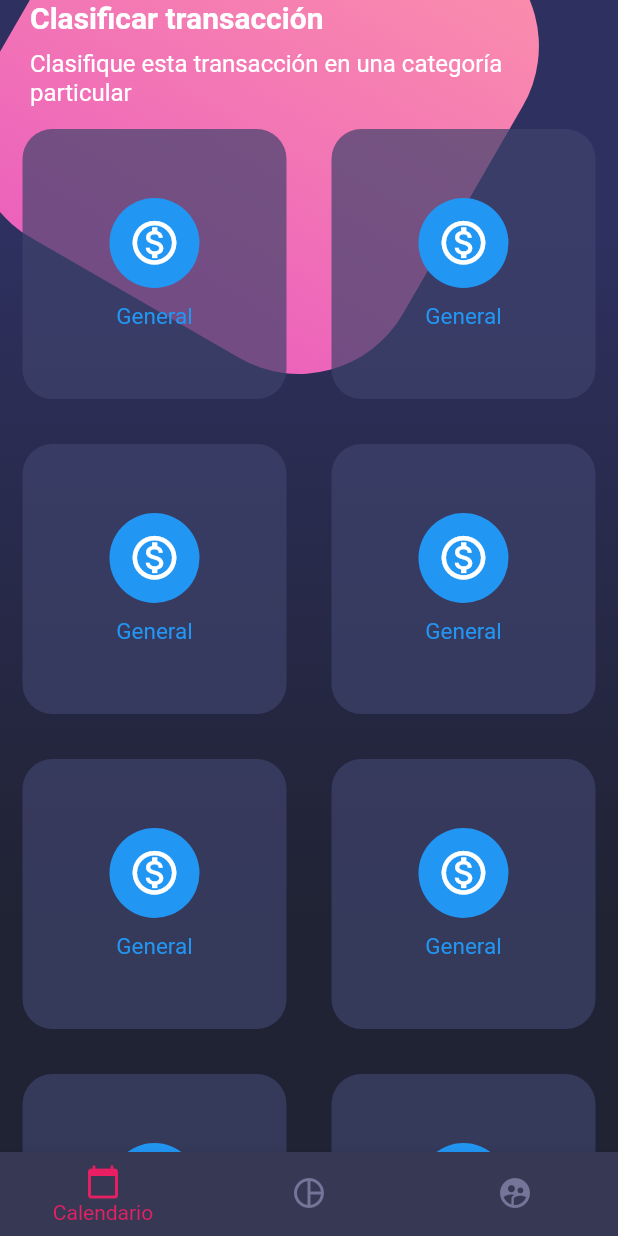
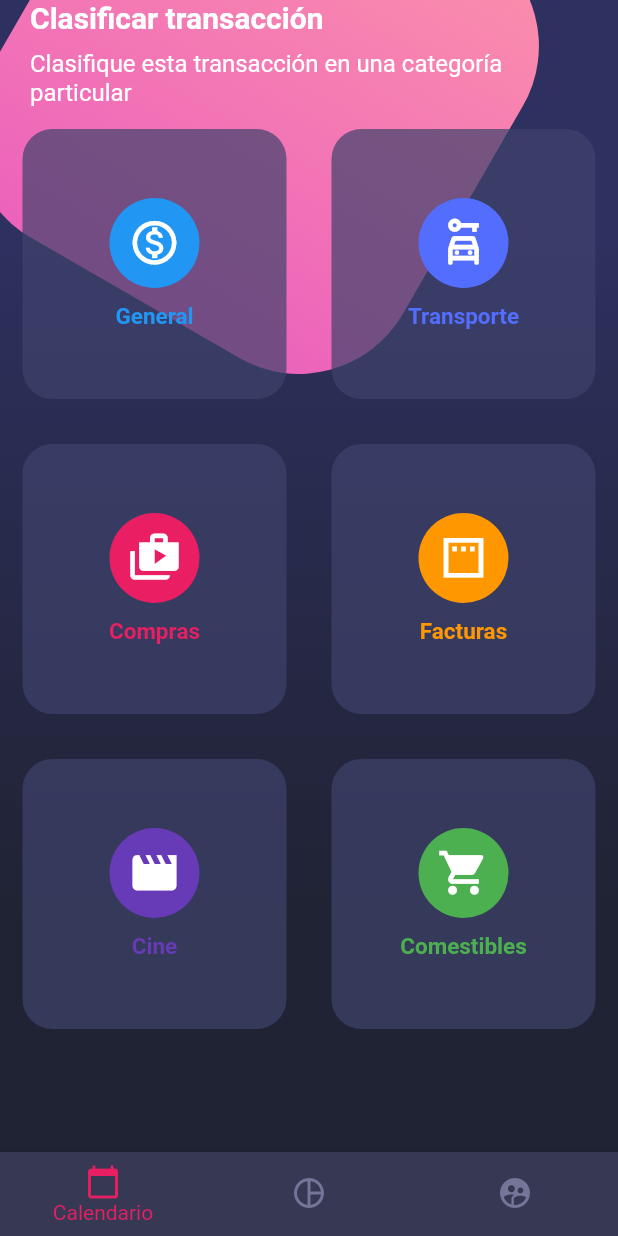
Before and after one commit to diegoarizadev/FlutterUI, a Flutter app: the screen it shows after launch, on a phone screen of 412 x 824 dp. Run offline on Flutter 3.47's test engine with Material 2 defaults, Android fonts, the phone set to English and light mode, and no system bars.

Commit message:
Parametros para la implementacion los Single Cards

```diff
--- a/uiflutter/lib/widgets/card_table.dart
+++ b/uiflutter/lib/widgets/card_table.dart
@@ -8,17 +8,61 @@ class CardTableCustom extends StatelessWidget {
     return Table(
       //Coleccion de Rows
       children: [
-        TableRow(children: [_SingleCard(), _SingleCard()]),
-        TableRow(children: [_SingleCard(), _SingleCard()]),
-        TableRow(children: [_SingleCard(), _SingleCard()]),
-        TableRow(children: [_SingleCard(), _SingleCard()]),
+        TableRow(
+          children: [
+            _SingleCard(
+              color: Colors.blue,
+              icon: Icons.monetization_on_outlined,
+              text: 'General',
+            ),
+            _SingleCard(
+              color: Colors.indigoAccent,
+              icon: Icons.car_rental_outlined,
+              text: 'Transporte',
+            )
+          ],
+        ),
+        TableRow(
+          children: [
+            _SingleCard(
+              color: Colors.pink,
+              icon: Icons.shop_two,
+              text: 'Compras',
+            ),
+            _SingleCard(
+              color: Colors.orange,
+              icon: Icons.padding,
+              text: 'Facturas',
+            )
+          ],
+        ),
+        TableRow(
+          children: [
+            _SingleCard(
+              color: Colors.deepPurple,
+              icon: Icons.movie,
+              text: 'Cine',
+            ),
+            _SingleCard(
+              color: Colors.green,
+              icon: Icons.local_grocery_store,
+              text: 'Comestibles',
+            )
+          ],
+        ),
       ],
     );
   }
 }
 
 class _SingleCard extends StatelessWidget {
-  const _SingleCard({Key? key}) : super(key: key);
+  final IconData icon;
+  final Color color;
+  final String text;
+
+  const _SingleCard(
+      {Key? key, required this.icon, required this.color, required this.text})
+      : super(key: key);
 
   @override
   Widget build(BuildContext context) {
@@ -33,10 +77,10 @@ class _SingleCard extends StatelessWidget {
         mainAxisAlignment: MainAxisAlignment.center,
         children: [
           CircleAvatar(
-            backgroundColor: Colors.blue,
+            backgroundColor: color,
             radius: 30,
             child: Icon(
-              Icons.monetization_on_outlined,
+              icon,
               color: Colors.white,
               size: 35,
             ),
@@ -45,8 +89,9 @@ class _SingleCard extends StatelessWidget {
             height: 10,
           ),
           Text(
-            'General',
-            style: TextStyle(color: Colors.blue, fontSize: 15),
+            text,
+            style: TextStyle(
+                color: color, fontSize: 15, fontWeight: FontWeight.bold),
           ),
         ],
       ),
```
